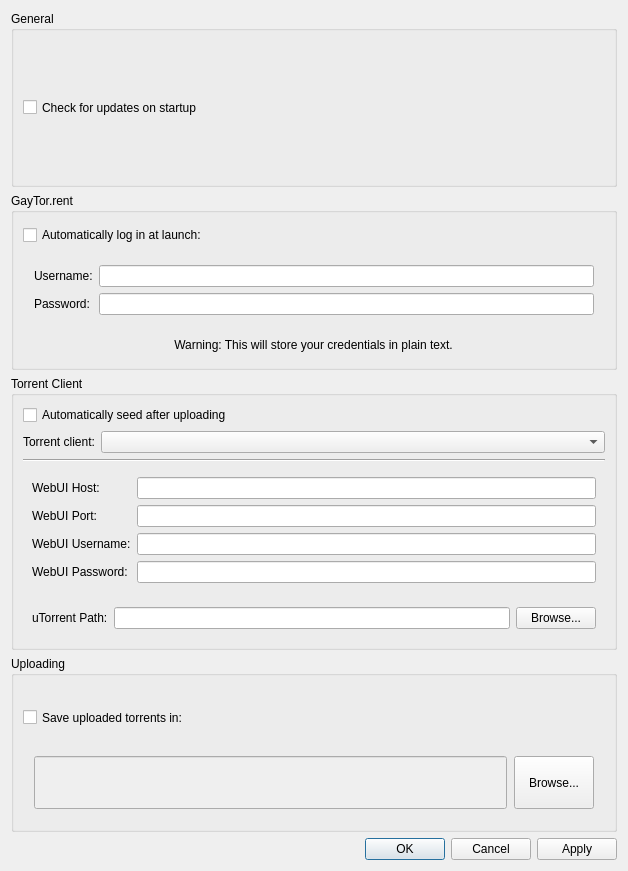
First picture: the form in src/settingswindow.ui, repository vancer0/guu-cpp, before the edit.
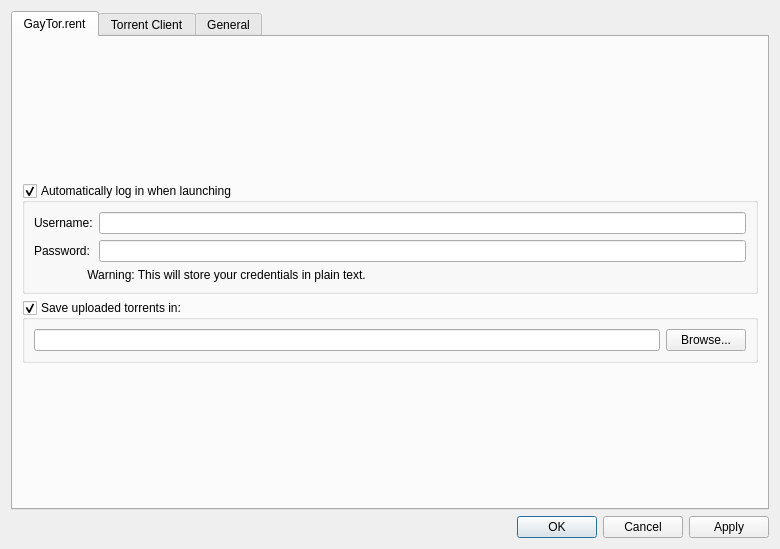
Second picture: the form after the edit. Icons and pictures are not drawn.

The edit to the form file:
```diff
--- a/src/settingswindow.ui
+++ b/src/settingswindow.ui
@@ -6,8 +6,8 @@
    <rect>
     <x>0</x>
     <y>0</y>
-    <width>628</width>
-    <height>871</height>
+    <width>780</width>
+    <height>549</height>
    </rect>
   </property>
   <property name="sizePolicy">
@@ -25,67 +25,49 @@
   </property>
   <layout class="QVBoxLayout" name="verticalLayout">
    <item>
-    <widget class="QGroupBox" name="groupBox">
+    <widget class="QTabWidget" name="tabWidget">
      <property name="sizePolicy">
       <sizepolicy hsizetype="Expanding" vsizetype="Minimum">
        <horstretch>0</horstretch>
        <verstretch>0</verstretch>
       </sizepolicy>
      </property>
-     <property name="title">
-      <string>General</string>
+     <property name="currentIndex">
+      <number>0</number>
      </property>
-     <layout class="QVBoxLayout" name="verticalLayout_5">
-      <item>
-       <widget class="QCheckBox" name="checkUpdates">
+     <widget class="QWidget" name="serverTab">
         <property name="sizePolicy">
-         <sizepolicy hsizetype="Minimum" vsizetype="Minimum">
+       <sizepolicy hsizetype="Preferred" vsizetype="Minimum">
           <horstretch>0</horstretch>
           <verstretch>0</verstretch>
          </sizepolicy>
         </property>
-        <property name="text">
-         <string>Check for updates on startup</string>
-        </property>
-       </widget>
-      </item>
-     </layout>
-    </widget>
-   </item>
-   <item>
-    <widget class="QGroupBox" name="loginBox">
-     <property name="sizePolicy">
-      <sizepolicy hsizetype="Expanding" vsizetype="Minimum">
-       <horstretch>0</horstretch>
-       <verstretch>0</verstretch>
-      </sizepolicy>
-     </property>
-     <property name="maximumSize">
-      <size>
-       <width>16777215</width>
-       <height>16777215</height>
-      </size>
-     </property>
-     <property name="title">
+      <attribute name="title">
       <string>GayTor.rent</string>
+      </attribute>
+      <layout class="QVBoxLayout" name="verticalLayout_2">
+       <item>
+        <spacer name="verticalSpacer_6">
+         <property name="orientation">
+          <enum>Qt::Orientation::Vertical</enum>
+         </property>
+         <property name="sizeHint" stdset="0">
+          <size>
+           <width>0</width>
+           <height>0</height>
+          </size>
+         </property>
+        </spacer>
+       </item>
+       <item>
+        <widget class="QGroupBox" name="autoLogin">
+         <property name="title">
+          <string>Automatically log in when launching</string>
+         </property>
+         <property name="checkable">
+          <bool>true</bool>
      </property>
      <layout class="QVBoxLayout" name="verticalLayout_4">
-      <item>
-       <widget class="QCheckBox" name="autoLogin">
-        <property name="sizePolicy">
-         <sizepolicy hsizetype="Minimum" vsizetype="Minimum">
-          <horstretch>0</horstretch>
-          <verstretch>0</verstretch>
-         </sizepolicy>
-        </property>
-        <property name="text">
-         <string>Automatically log in at launch:</string>
-        </property>
-        <property name="checked">
-         <bool>false</bool>
-        </property>
-       </widget>
-      </item>
       <item>
        <widget class="QWidget" name="credsWidget" native="true">
         <property name="sizePolicy">
@@ -96,16 +78,16 @@
         </property>
         <layout class="QGridLayout" name="gridLayout_2">
          <property name="leftMargin">
-          <number>11</number>
+              <number>0</number>
          </property>
          <property name="topMargin">
-          <number>11</number>
+              <number>0</number>
          </property>
          <property name="rightMargin">
-          <number>11</number>
+              <number>0</number>
          </property>
          <property name="bottomMargin">
-          <number>11</number>
+              <number>0</number>
          </property>
          <item row="0" column="0">
           <widget class="QLabel" name="gtuserLabel">
@@ -159,7 +141,7 @@
         </layout>
        </widget>
       </item>
-      <item alignment="Qt::AlignmentFlag::AlignHCenter">
+          <item>
        <widget class="QLabel" name="credwarn">
         <property name="sizePolicy">
          <sizepolicy hsizetype="Minimum" vsizetype="Minimum">
@@ -176,38 +158,111 @@
     </widget>
    </item>
    <item>
-    <widget class="QGroupBox" name="clientBox">
+        <widget class="QGroupBox" name="saveUploads">
+         <property name="enabled">
+          <bool>true</bool>
+         </property>
+         <property name="title">
+          <string>Save uploaded torrents in:</string>
+         </property>
+         <property name="checkable">
+          <bool>true</bool>
+         </property>
+         <layout class="QHBoxLayout" name="horizontalLayout_2">
+          <item>
+           <widget class="QLineEdit" name="savePath">
+            <property name="enabled">
+             <bool>true</bool>
+            </property>
      <property name="sizePolicy">
       <sizepolicy hsizetype="Expanding" vsizetype="Minimum">
        <horstretch>0</horstretch>
        <verstretch>0</verstretch>
       </sizepolicy>
      </property>
-     <property name="maximumSize">
+           </widget>
+          </item>
+          <item>
+           <widget class="QPushButton" name="savePathBrowse">
+            <property name="enabled">
+             <bool>true</bool>
+            </property>
+            <property name="sizePolicy">
+             <sizepolicy hsizetype="Minimum" vsizetype="Minimum">
+              <horstretch>0</horstretch>
+              <verstretch>0</verstretch>
+             </sizepolicy>
+            </property>
+            <property name="text">
+             <string>Browse...</string>
+            </property>
+            <property name="icon">
+             <iconset theme="QIcon::ThemeIcon::FolderOpen"/>
+            </property>
+           </widget>
+          </item>
+         </layout>
+        </widget>
+       </item>
+       <item>
+        <spacer name="verticalSpacer_3">
+         <property name="orientation">
+          <enum>Qt::Orientation::Vertical</enum>
+         </property>
+         <property name="sizeType">
+          <enum>QSizePolicy::Policy::Expanding</enum>
+         </property>
+         <property name="sizeHint" stdset="0">
       <size>
-       <width>16777215</width>
-       <height>16777215</height>
-      </size>
-     </property>
-     <property name="title">
+           <width>0</width>
+           <height>0</height>
+          </size>
+         </property>
+        </spacer>
+       </item>
+      </layout>
+     </widget>
+     <widget class="QWidget" name="clientTab">
+      <property name="sizePolicy">
+       <sizepolicy hsizetype="Preferred" vsizetype="Minimum">
+        <horstretch>0</horstretch>
+        <verstretch>0</verstretch>
+       </sizepolicy>
+      </property>
+      <attribute name="title">
       <string>Torrent Client</string>
-     </property>
-     <layout class="QVBoxLayout" name="verticalLayout_2">
+      </attribute>
+      <layout class="QVBoxLayout" name="verticalLayout_5">
       <item>
-       <widget class="QCheckBox" name="autoDl">
-        <property name="sizePolicy">
-         <sizepolicy hsizetype="Minimum" vsizetype="Minimum">
-          <horstretch>0</horstretch>
-          <verstretch>0</verstretch>
-         </sizepolicy>
-        </property>
-        <property name="text">
+        <spacer name="verticalSpacer_5">
+         <property name="orientation">
+          <enum>Qt::Orientation::Vertical</enum>
+         </property>
+         <property name="sizeHint" stdset="0">
+          <size>
+           <width>0</width>
+           <height>0</height>
+          </size>
+         </property>
+        </spacer>
+       </item>
+       <item>
+        <widget class="QGroupBox" name="autoDl">
+         <property name="title">
          <string>Automatically seed after uploading</string>
         </property>
-       </widget>
-      </item>
+         <property name="checkable">
+          <bool>true</bool>
+         </property>
+         <layout class="QVBoxLayout" name="verticalLayout_3">
       <item>
        <widget class="QWidget" name="clientSelection" native="true">
+            <property name="sizePolicy">
+             <sizepolicy hsizetype="Preferred" vsizetype="Minimum">
+              <horstretch>0</horstretch>
+              <verstretch>0</verstretch>
+             </sizepolicy>
+            </property>
         <layout class="QHBoxLayout" name="horizontalLayout">
          <property name="leftMargin">
           <number>0</number>
@@ -404,84 +459,49 @@
     </widget>
    </item>
    <item>
-    <widget class="QGroupBox" name="uploadingBox">
-     <property name="sizePolicy">
-      <sizepolicy hsizetype="Expanding" vsizetype="Minimum">
-       <horstretch>0</horstretch>
-       <verstretch>0</verstretch>
-      </sizepolicy>
-     </property>
-     <property name="maximumSize">
+        <spacer name="verticalSpacer">
+         <property name="orientation">
+          <enum>Qt::Orientation::Vertical</enum>
+         </property>
+         <property name="sizeType">
+          <enum>QSizePolicy::Policy::Expanding</enum>
+         </property>
+         <property name="sizeHint" stdset="0">
       <size>
-       <width>16777215</width>
-       <height>16777215</height>
-      </size>
-     </property>
-     <property name="title">
-      <string>Uploading</string>
-     </property>
-     <layout class="QVBoxLayout" name="verticalLayout_3">
-      <item>
-       <widget class="QCheckBox" name="saveUploads">
+           <width>0</width>
+           <height>0</height>
+          </size>
+         </property>
+        </spacer>
+       </item>
+      </layout>
+     </widget>
+     <widget class="QWidget" name="generalTab">
         <property name="sizePolicy">
-         <sizepolicy hsizetype="Minimum" vsizetype="Minimum">
+       <sizepolicy hsizetype="Preferred" vsizetype="Minimum">
           <horstretch>0</horstretch>
           <verstretch>0</verstretch>
          </sizepolicy>
         </property>
-        <property name="text">
-         <string>Save uploaded torrents in:</string>
-        </property>
-       </widget>
-      </item>
+      <attribute name="title">
+       <string>General</string>
+      </attribute>
+      <layout class="QVBoxLayout" name="verticalLayout_6">
       <item>
-       <widget class="QWidget" name="savetorrentWidget" native="true">
-        <property name="sizePolicy">
-         <sizepolicy hsizetype="Expanding" vsizetype="Minimum">
-          <horstretch>0</horstretch>
-          <verstretch>0</verstretch>
-         </sizepolicy>
-        </property>
-        <property name="maximumSize">
+        <spacer name="verticalSpacer_4">
+         <property name="orientation">
+          <enum>Qt::Orientation::Vertical</enum>
+         </property>
+         <property name="sizeHint" stdset="0">
          <size>
-          <width>16777215</width>
-          <height>16777215</height>
-         </size>
-        </property>
-        <layout class="QHBoxLayout" name="horizontalLayout_3">
-         <property name="spacing">
-          <number>7</number>
-         </property>
-         <property name="leftMargin">
-          <number>11</number>
-         </property>
-         <property name="topMargin">
-          <number>0</number>
-         </property>
-         <property name="rightMargin">
-          <number>11</number>
-         </property>
-         <property name="bottomMargin">
-          <number>11</number>
-         </property>
-         <item>
-          <widget class="QLineEdit" name="savePath">
-           <property name="enabled">
-            <bool>false</bool>
-           </property>
-           <property name="sizePolicy">
-            <sizepolicy hsizetype="Expanding" vsizetype="Minimum">
-             <horstretch>0</horstretch>
-             <verstretch>0</verstretch>
-            </sizepolicy>
-           </property>
-          </widget>
+           <width>0</width>
+           <height>0</height>
+          </size>
+         </property>
+        </spacer>
          </item>
          <item>
-          <widget class="QPushButton" name="savePathBrowse">
-           <property name="enabled">
-            <bool>true</bool>
-           </property>
+        <widget class="QCheckBox" name="checkUpdates">
            <property name="sizePolicy">
             <sizepolicy hsizetype="Minimum" vsizetype="Minimum">
              <horstretch>0</horstretch>
@@ -489,17 +509,25 @@
             </sizepolicy>
            </property>
            <property name="text">
-            <string>Browse...</string>
-           </property>
-           <property name="icon">
-            <iconset theme="QIcon::ThemeIcon::FolderOpen"/>
-           </property>
-          </widget>
-         </item>
-        </layout>
-       </widget>
-      </item>
-     </layout>
+          <string>Check for updates on startup</string>
+         </property>
+        </widget>
+       </item>
+       <item>
+        <spacer name="verticalSpacer_2">
+         <property name="orientation">
+          <enum>Qt::Orientation::Vertical</enum>
+         </property>
+         <property name="sizeHint" stdset="0">
+          <size>
+           <width>0</width>
+           <height>0</height>
+          </size>
+         </property>
+        </spacer>
+       </item>
+      </layout>
+     </widget>
     </widget>
    </item>
    <item>
```
Lines whose indentation alone changed are shown as unchanged.
